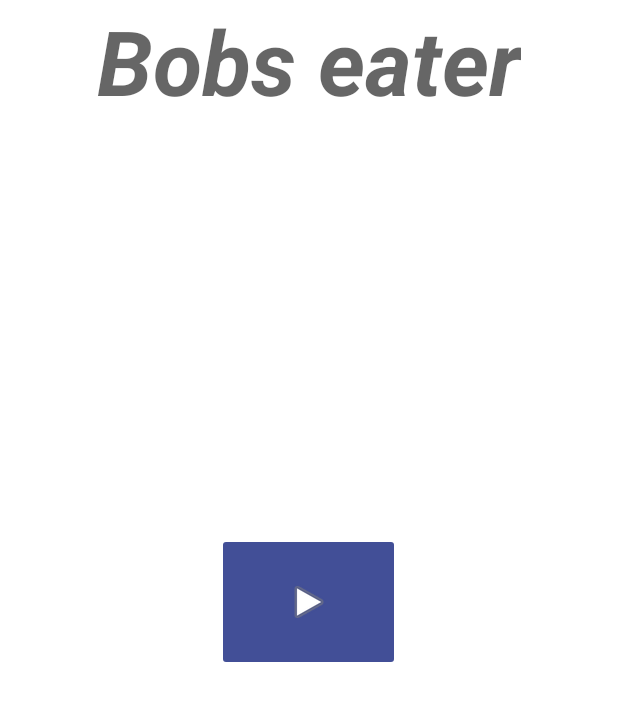
After one commit to MaurizioContino/Snake, an Android app: the layout activity_main.xml on its own in the app's theme, with its tools: preview values and no code run, on a phone screen of 412 x 824 dp. The commit adds this screen. Shown: the top 701 px of the screen. Run offline under Robolectric (Android 15) with nearby library versions, the phone set to English and light mode, and no system bars.

Commit message:
Main screen

```diff
--- /dev/null
+++ b/app/src/main/res/layout/activity_main.xml
@@ -0,0 +1,44 @@
+<?xml version="1.0" encoding="utf-8"?>
+<androidx.constraintlayout.widget.ConstraintLayout xmlns:android="http://schemas.android.com/apk/res/android"
+    xmlns:app="http://schemas.android.com/apk/res-auto"
+    xmlns:tools="http://schemas.android.com/tools"
+    android:layout_width="match_parent"
+    android:layout_height="match_parent"
+    tools:context=".MainActivity">
+
+    <ImageButton
+        android:id="@+id/btnStart"
+        android:layout_width="122dp"
+        android:layout_height="92dp"
+        android:layout_marginStart="10dp"
+        android:layout_marginTop="333dp"
+        android:layout_marginEnd="10dp"
+        android:layout_marginBottom="352dp"
+        android:backgroundTint="#424F97"
+        android:contentDescription="@string/start_play"
+        android:onClick="StartPlay"
+
+        android:scaleType="center"
+        app:layout_constraintBottom_toBottomOf="parent"
+        app:layout_constraintEnd_toEndOf="parent"
+        app:layout_constraintHorizontal_bias="0.499"
+        app:layout_constraintStart_toStartOf="parent"
+        app:layout_constraintTop_toTopOf="parent"
+        app:layout_constraintVertical_bias="0.477"
+        app:srcCompat="@android:drawable/ic_media_play" />
+
+    <TextView
+        android:id="@+id/textView2"
+        android:layout_width="wrap_content"
+        android:layout_height="wrap_content"
+        android:text="@string/bobs_eater"
+        android:textAlignment="center"
+        android:textAppearance="@style/TextAppearance.AppCompat.Display1"
+        android:textSize="60sp"
+        android:textStyle="bold|italic"
+        app:drawableTint="#CD8888"
+        app:layout_constraintEnd_toEndOf="parent"
+        app:layout_constraintStart_toStartOf="parent"
+        tools:layout_editor_absoluteY="16dp"
+        tools:ignore="MissingConstraints" />
+</androidx.constraintlayout.widget.ConstraintLayout>
--- a/app/src/main/res/values/strings.xml
+++ b/app/src/main/res/values/strings.xml
@@ -1,3 +1,5 @@
 <resources>
     <string name="app_name">Snake</string>
+    <string name="bobs_eater">Bobs eater</string>
+    <string name="start_play">Start play</string>
 </resources>
```
Also changed, not shown: app/src/main/AndroidManifest.xml (+10 -3 lines), app/src/main/java/com/example/snake/MainActivity.java (added, +21 -0 lines), app/src/main/java/com/example/snake/SnakeEngine.java (+10 -9 lines).
